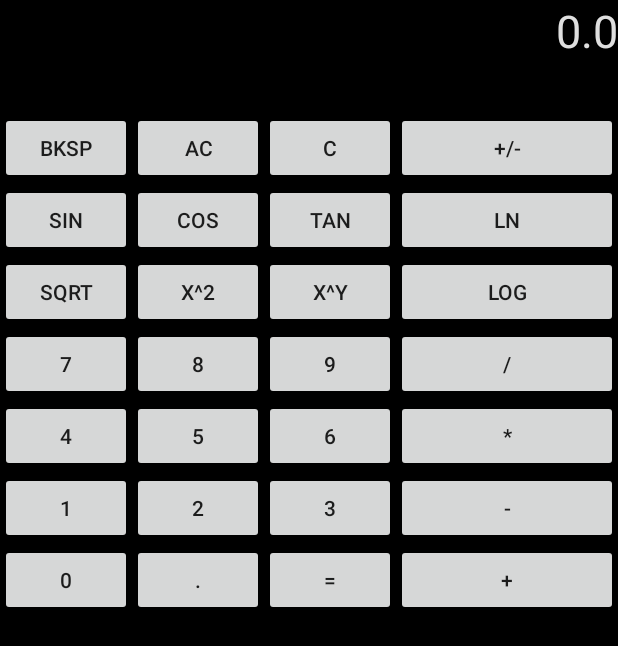
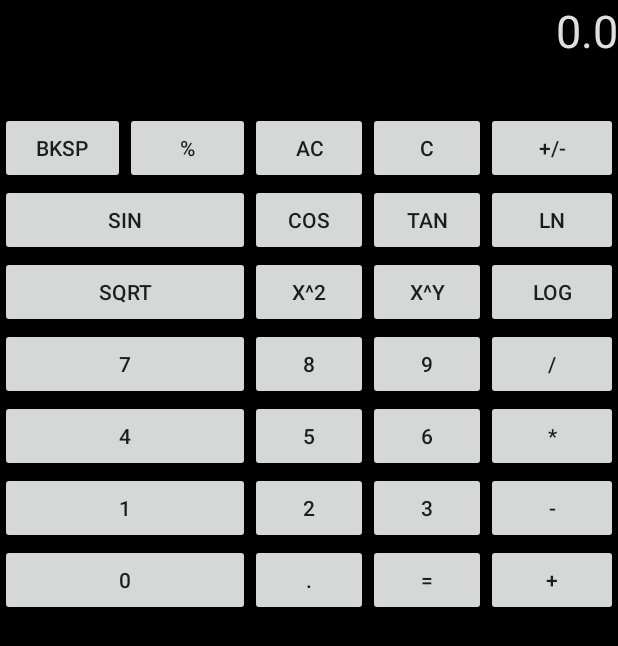
Before and after one commit to TomaszKot11/PAM, an Android app: the AdvancedCalculatorActivity screen opened directly, with no data from a screen before it, on a phone screen of 412 x 824 dp. Shown: the top 646 px of the screen. Run offline under Robolectric (Android 15) with nearby library versions, the phone set to English and light mode, and no system bars.

Commit message:
Added percentage button

```diff
--- a/calculator/app/src/main/res/layout/advanced_keyboard.xml
+++ b/calculator/app/src/main/res/layout/advanced_keyboard.xml
@@ -1,15 +1,27 @@
 <TableLayout xmlns:android="http://schemas.android.com/apk/res/android"
              android:layout_width="match_parent"
              android:layout_height="match_parent"
-             android:shrinkColumns="0, 1, 2, 3"
+             android:shrinkColumns="0, 1, 2"
              android:stretchColumns="3">
     <TableRow>
-        <Button
-                android:layout_width="wrap_content"
-                android:layout_height="wrap_content"
-                android:id="@+id/button1"
-                android:text="Bksp"
-                android:onClick="keyboardHandler"/>
+        <LinearLayout>
+            <Button
+                    android:layout_weight="1"
+                    android:layout_width="0dp"
+                    android:layout_height="wrap_content"
+                    android:id="@+id/button1_a"
+                    android:text="Bksp"
+                    android:onClick="keyboardHandler"/>
+
+            <Button
+                    android:layout_weight="1"
+                    android:layout_width="0dp"
+                    android:layout_height="wrap_content"
+                    android:id="@+id/button1_b"
+                    android:text="%"
+                    android:onClick="keyboardHandler"/>
+        </LinearLayout>
+
         <Button
                 android:layout_height="wrap_content"
                 android:layout_width="wrap_content"
@@ -52,7 +64,7 @@
                 android:onClick="keyboardHandler"/>
         <Button
                 android:layout_width="wrap_content"
-                android:layout_height="wrap_content"
+                android:layout_height="match_parent"
                 android:id="@+id/button7"
                 android:text="ln"
                 android:onClick="keyboardHandler"/>
```
